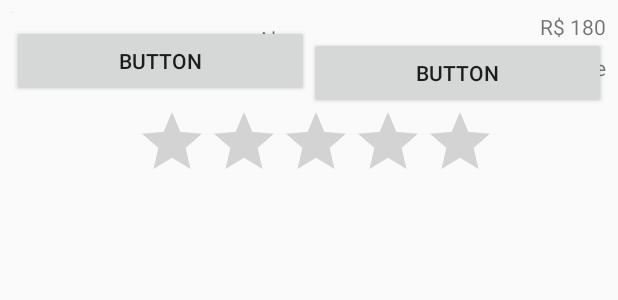
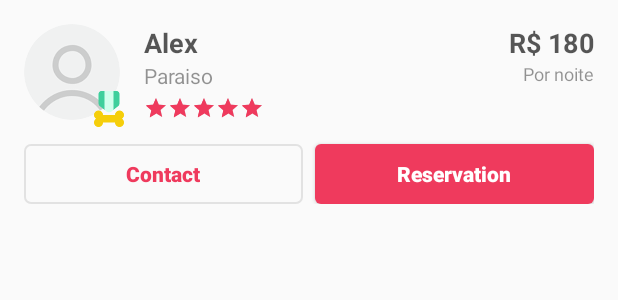
Before and after one commit to uziassantosferreira/DogHero-Challange, an Android app: the layout list_item_hero.xml on its own in the app's theme, with its tools: preview values and no code run, on a phone screen of 412 x 824 dp. Shown: the top 300 px of the screen. Run offline under Robolectric (Android 15) with nearby library versions, the light colour scheme and no system bars.

Commit message:
add layout to item hero, button primary and secondary with dimends

```diff
--- a/app/build.gradle.kts
+++ b/app/build.gradle.kts
@@ -39,6 +39,7 @@ dependencies {
     implementation(Depends.Support.constraintLayout)
     implementation(Depends.Support.recyclerview)
     implementation(Depends.Libs.sectionRecyclerview)
+    implementation(Depends.Libs.circleimageview)
 
     implementation(Depends.Navigation.fragment)
     implementation(Depends.Navigation.ui)
--- /dev/null
+++ b/app/src/main/res/drawable-v21/button_primary.xml
@@ -0,0 +1,11 @@
+<?xml version="1.0" encoding="utf-8"?>
+<ripple xmlns:android="http://schemas.android.com/apk/res/android"
+        android:color="?android:colorControlHighlight">
+    <item>
+        <selector>
+            <item android:state_pressed="true" android:drawable="@drawable/button_shape_primary_pressed"/>
+            <item android:state_focused="true" android:drawable="@drawable/button_shape_primary_pressed"/>
+            <item android:drawable="@drawable/button_shape_primary"/>
+        </selector>
+    </item>
+</ripple>
--- /dev/null
+++ b/app/src/main/res/drawable-v21/button_secondary.xml
@@ -0,0 +1,11 @@
+<?xml version="1.0" encoding="utf-8"?>
+<ripple xmlns:android="http://schemas.android.com/apk/res/android"
+        android:color="?android:colorControlHighlight">
+    <item>
+        <selector>
+            <item android:state_pressed="true" android:drawable="@drawable/button_shape_secondary_pressed"/>
+            <item android:state_focused="true" android:drawable="@drawable/button_shape_secondary_pressed"/>
+            <item android:drawable="@drawable/button_shape_secondary"/>
+        </selector>
+    </item>
+</ripple>
--- /dev/null
+++ b/app/src/main/res/drawable/button_primary.xml
@@ -0,0 +1,7 @@
+<?xml version="1.0" encoding="utf-8"?>
+<selector
+        xmlns:android="http://schemas.android.com/apk/res/android">
+    <item android:state_pressed="true" android:drawable="@drawable/button_shape_primary_pressed"/>
+    <item android:state_focused="true" android:drawable="@drawable/button_shape_primary_pressed"/>
+    <item android:drawable="@drawable/button_shape_primary"/>
+</selector>
--- /dev/null
+++ b/app/src/main/res/drawable/button_secondary.xml
@@ -0,0 +1,7 @@
+<?xml version="1.0" encoding="utf-8"?>
+<selector
+        xmlns:android="http://schemas.android.com/apk/res/android">
+    <item android:state_pressed="true" android:drawable="@drawable/button_shape_secondary_pressed"/>
+    <item android:state_focused="true" android:drawable="@drawable/button_shape_secondary_pressed"/>
+    <item android:drawable="@drawable/button_shape_secondary"/>
+</selector>
--- /dev/null
+++ b/app/src/main/res/drawable/button_shape_primary.xml
@@ -0,0 +1,7 @@
+<?xml version="1.0" encoding="utf-8"?>
+<shape android:shape="rectangle"
+  xmlns:android="http://schemas.android.com/apk/res/android">
+    <solid android:color="@color/transparent" />
+    <stroke android:width="1dp" android:color="@color/black_10" />
+    <corners android:radius="4dp" />
+</shape>
--- /dev/null
+++ b/app/src/main/res/drawable/button_shape_primary_pressed.xml
@@ -0,0 +1,7 @@
+<?xml version="1.0" encoding="utf-8"?>
+<shape android:shape="rectangle"
+  xmlns:android="http://schemas.android.com/apk/res/android">
+    <solid android:color="#cccccccc" />
+    <stroke android:width="1dp" android:color="@color/black_10" />
+    <corners android:radius="4dp" />
+</shape>
--- /dev/null
+++ b/app/src/main/res/drawable/button_shape_secondary.xml
@@ -0,0 +1,6 @@
+<?xml version="1.0" encoding="utf-8"?>
+<shape android:shape="rectangle"
+  xmlns:android="http://schemas.android.com/apk/res/android">
+    <solid android:color="@color/cherry_500" />
+    <corners android:radius="4dp" />
+</shape>
--- /dev/null
+++ b/app/src/main/res/drawable/button_shape_secondary_pressed.xml
@@ -0,0 +1,6 @@
+<?xml version="1.0" encoding="utf-8"?>
+<shape android:shape="rectangle"
+  xmlns:android="http://schemas.android.com/apk/res/android">
+    <solid android:color="@color/cherry_700" />
+    <corners android:radius="4dp" />
+</shape>
--- a/app/src/main/res/drawable/ic_person.xml
+++ /dev/null
@@ -1,9 +0,0 @@
-<vector xmlns:android="http://schemas.android.com/apk/res/android"
-        android:width="24dp"
-        android:height="24dp"
-        android:viewportWidth="24.0"
-        android:viewportHeight="24.0">
-    <path
-        android:fillColor="#FF000000"
-        android:pathData="M4.203 21.5a1 1 0 1 1-1.73-1A10.994 10.994 0 0 1 12 15c3.972 0 7.575 2.124 9.528     5.5a1 1 0 0 1-1.731 1A8.995 8.995 0 0 0 12 17a8.995 8.995 0 0 0-7.797 4.5zM12     14a6 6 0 1 1 0-12 6 6 0 0 1 0 12zm0-2a4 4 0 1 0 0-8 4 4 0 0 0 0 8z"/>
-</vector>
--- a/app/src/main/res/layout/list_header.xml
+++ b/app/src/main/res/layout/list_header.xml
@@ -1,4 +1,4 @@
 <?xml version="1.0" encoding="utf-8"?>
 <TextView xmlns:android="http://schemas.android.com/apk/res/android"
                                              android:layout_width="match_parent"
-                                             android:layout_height="match_parent" />
+                                             android:layout_height="wrap_content" />
--- a/app/src/main/res/layout/list_item_hero.xml
+++ b/app/src/main/res/layout/list_item_hero.xml
@@ -5,65 +5,116 @@
         xmlns:tools="http://schemas.android.com/tools"
         android:orientation="vertical"
         android:layout_width="match_parent"
-		android:layout_height="wrap_content">
+        android:layout_height="wrap_content"
+        android:padding="@dimen/medium_space">
+
+    <de.hdodenhof.circleimageview.CircleImageView
+            android:id="@+id/imageViewUser"
+            android:layout_width="@dimen/image_space"
+            android:layout_height="@dimen/image_space"
+            tools:src="@tools:sample/avatars"
+            android:src="@drawable/ic_person"
+            app:layout_constraintTop_toTopOf="parent"
+            app:layout_constraintStart_toStartOf="parent"/>
+    <TextView
+            style="@style/TextView.Name"
+            android:layout_width="0dp"
+            android:layout_height="wrap_content"
+            android:id="@+id/textViewName"
+            android:layout_marginLeft="@dimen/medium_space"
+            app:layout_constraintTop_toTopOf="@+id/imageViewUser"
+            app:layout_constraintStart_toEndOf="@+id/imageViewUser"
+            tools:text="Alex"
+            app:layout_constraintEnd_toStartOf="@+id/textViewValue"/>
+
+    <TextView
+            style="@style/TextView.Neighborhood"
+            tools:text="Paraiso"
+            android:layout_width="0dp"
+            android:layout_height="wrap_content"
+            android:id="@+id/textViewNeighborhood"
+            app:layout_constraintTop_toBottomOf="@+id/textViewName"
+            app:layout_constraintStart_toStartOf="@+id/textViewName"
+            app:layout_constraintEnd_toStartOf="@+id/textViewPerNight"/>
+
+    <RatingBar
+            style="?android:attr/ratingBarStyleSmall"
+            android:layout_width="wrap_content"
+            android:layout_height="wrap_content"
+            android:id="@+id/ratingBar"
+            app:layout_constraintTop_toBottomOf="@+id/textViewNeighborhood"
+            android:rating="5"
+            android:numStars="5"
+            android:layout_marginTop="@dimen/space_between_buttons"
+            app:layout_constraintEnd_toEndOf="parent"
+            app:layout_constraintHorizontal_bias="0.0"
+            app:layout_constraintStart_toStartOf="@+id/textViewNeighborhood"/>
+    <TextView
+            style="@style/TextView.Price"
+            tools:text="R$ 180"
+            android:layout_width="0dp"
+            android:layout_height="wrap_content"
+            android:id="@+id/textViewValue"
+            app:layout_constraintEnd_toEndOf="parent"
+            app:layout_constraintTop_toTopOf="parent"/>
+
+    <TextView
+            style="@style/TextView.PerNight"
+            android:text="@string/msg_per_night"
+            android:layout_width="0dp"
+            android:layout_height="wrap_content"
+            android:id="@+id/textViewPerNight"
+            app:layout_constraintEnd_toEndOf="parent"
+            app:layout_constraintTop_toBottomOf="@+id/textViewValue"/>
+
+    <Button
+            style="@style/Button.Primary"
+            android:text="@string/msg_contact"
+            android:layout_width="0dp"
+            android:layout_height="wrap_content"
+            android:id="@+id/buttonContact"
+            android:layout_marginTop="@dimen/medium_space"
+            app:layout_constraintTop_toBottomOf="@+id/ratingBar"
+            app:layout_constraintStart_toStartOf="parent"
+            app:layout_constraintHorizontal_bias="0.5"
+            android:layout_marginRight="@dimen/space_between_buttons"
+            android:contentDescription="@string/msg_contact"
+            app:layout_constraintEnd_toStartOf="@+id/buttonReservation"/>
+    <Button
+            android:id="@+id/buttonReservation"
+            style="@style/Button.Secondary"
+            android:text="@string/msg_reservation"
+            android:layout_width="0dp"
+            android:layout_height="wrap_content"
+            android:layout_marginLeft="@dimen/space_between_buttons"
+            android:background="@drawable/button_secondary"
+            app:layout_constraintStart_toEndOf="@+id/buttonContact"
+            app:layout_constraintHorizontal_bias="0.5"
+            app:layout_constraintEnd_toEndOf="parent"
+            android:contentDescription="@string/msg_reservation"
+            app:layout_constraintTop_toTopOf="@+id/buttonContact"/>
 
     <ImageView
-			android:layout_width="wrap_content"
-			android:layout_height="wrap_content" tools:srcCompat="@tools:sample/avatars"
-			android:id="@+id/imageView" android:layout_marginTop="8dp"
-			app:layout_constraintTop_toTopOf="parent" app:layout_constraintStart_toStartOf="parent"
-			android:layout_marginStart="8dp"/>
-	<TextView
+            android:layout_width="@dimen/image_super_hero_space"
+            android:layout_height="@dimen/image_super_hero_space"
+            app:srcCompat="@drawable/host_list_icon_badge"
+            android:contentDescription="@string/msg_per_night"
+            android:id="@+id/imageViewSuperHero"
+            app:layout_constraintTop_toTopOf="@+id/guideline2"
+            app:layout_constraintStart_toStartOf="@+id/guideline4"/>
+
+    <android.support.constraint.Guideline
+            android:layout_width="1dp"
+            android:layout_height="wrap_content"
+            android:id="@+id/guideline2"
+            app:layout_constraintGuide_begin="45dp"
+            android:orientation="horizontal"/>
+
+    <android.support.constraint.Guideline
             android:layout_width="wrap_content"
             android:layout_height="wrap_content"
-			android:id="@+id/textViewName" android:layout_marginTop="8dp"
-			app:layout_constraintTop_toTopOf="@+id/imageView" app:layout_constraintStart_toEndOf="@+id/imageView"
-			android:layout_marginStart="8dp" android:text="Alex" app:layout_constraintEnd_toStartOf="@+id/textViewValue"
-			android:layout_marginEnd="8dp"/>
-	<TextView
-			android:text="Paraiso"
-			android:layout_width="wrap_content"
-			android:layout_height="wrap_content"
-			android:id="@+id/textViewNeighborhood" android:layout_marginTop="8dp"
-			app:layout_constraintTop_toBottomOf="@+id/textViewName"
-			app:layout_constraintStart_toStartOf="@+id/textViewName"
-			android:layout_marginStart="8dp" app:layout_constraintEnd_toStartOf="@+id/textViewDailyPrice"
-			android:layout_marginEnd="8dp"/>
-	<RatingBar
-			android:layout_width="wrap_content"
-			android:layout_height="57dp"
-			android:id="@+id/ratingBar" android:layout_marginTop="8dp"
-			app:layout_constraintTop_toBottomOf="@+id/textViewNeighborhood"
-			app:layout_constraintStart_toEndOf="@+id/imageView" android:layout_marginStart="8dp"
-			app:layout_constraintEnd_toEndOf="parent" android:layout_marginEnd="8dp"/>
-	<TextView
-			android:text="R$ 180"
-			android:layout_width="wrap_content"
-			android:layout_height="wrap_content"
-			android:id="@+id/textViewValue" app:layout_constraintEnd_toEndOf="parent" android:layout_marginEnd="8dp"
-			android:layout_marginTop="8dp" app:layout_constraintTop_toTopOf="parent"/>
-	<TextView
-			android:text="por noite"
-			android:layout_width="wrap_content"
-			android:layout_height="wrap_content"
-			android:id="@+id/textViewDailyPrice" app:layout_constraintEnd_toEndOf="parent"
-			android:layout_marginEnd="8dp"
-			android:layout_marginTop="8dp" app:layout_constraintTop_toBottomOf="@+id/textViewValue"/>
-	<Button
-			android:text="Button"
-			android:layout_width="0dp"
-			android:layout_height="wrap_content"
-			android:id="@+id/button" android:layout_marginTop="8dp"
-			app:layout_constraintTop_toBottomOf="@+id/imageView" app:layout_constraintStart_toStartOf="parent"
-			android:layout_marginStart="8dp" app:layout_constraintHorizontal_bias="0.5"
-			app:layout_constraintEnd_toStartOf="@+id/button3"/>
-	<Button
-			android:text="Button"
-			android:layout_width="0dp"
-			android:layout_height="wrap_content"
-			android:id="@+id/button3"
-			app:layout_constraintStart_toEndOf="@+id/button"
-			app:layout_constraintHorizontal_bias="0.5" app:layout_constraintEnd_toEndOf="parent"
-			android:layout_marginEnd="8dp" android:layout_marginTop="8dp"
-			app:layout_constraintTop_toTopOf="@+id/button"/>
+            android:id="@+id/guideline4"
+            app:layout_constraintGuide_begin="45dp"
+            android:orientation="vertical"/>
+
 </android.support.constraint.ConstraintLayout>
--- a/app/src/main/res/values/colors.xml
+++ b/app/src/main/res/values/colors.xml
@@ -11,4 +11,11 @@
 
     <color name="cherry_500">#ffef3a5d</color>
 	<color name="cherry_700">#ffc4304d</color>
+    <color name="cherry_100">#fff9b7c4</color>
+
+    <color name="black_10">#19000000</color>
+    <color name="black_42">#6b000000</color>
+    <color name="black_66">#a8000000</color>
+
+    <color name="transparent">#00ffffff</color>
 </resources>
--- a/app/src/main/res/values/dimens.xml
+++ b/app/src/main/res/values/dimens.xml
@@ -1,4 +1,15 @@
 <?xml version="1.0" encoding="utf-8"?>
 <resources>
 	<dimen name="toolbar_elevation">4dp</dimen>
+	<dimen name="button_text_size">14sp</dimen>
+	<dimen name="button_min_height">40dp</dimen>
+	<dimen name="space_between_buttons">4dp</dimen>
+	<dimen name="medium_space">16dp</dimen>
+
+	<dimen name="image_space">64dp</dimen>
+	<dimen name="image_super_hero_space">24dp</dimen>
+
+	<dimen name="my_heroes_text_small">12sp</dimen>
+	<dimen name="my_heroes_text_big">18sp</dimen>
+	<dimen name="my_heroes_text_medium">14sp</dimen>
 </resources>
--- a/app/src/main/res/values/strings.xml
+++ b/app/src/main/res/values/strings.xml
@@ -10,4 +10,9 @@
     <string name="msg_my_heroes_empty">You have not made a lodging yet nor favored a host</string>
 	<string name="title_heroes_recents">Recents</string>
     <string name="title_heroes_favorites">Favorites</string>
+
+    <string name="msg_reservation">Reservation</string>
+    <string name="msg_contact">Contact</string>
+    <string name="msg_per_night">Por noite</string>
+    <string name="msg_super_hero">This user is super hero</string>
 </resources>
--- a/app/src/main/res/values/styles.xml
+++ b/app/src/main/res/values/styles.xml
@@ -9,8 +9,47 @@
 
     </style>
 
-	<style name="DogHeroToolbar" >
+	<style name="DogHeroToolbar">
 		<item name="android:background">@android:color/white</item>
 	</style>
 
+	<style name="Button">
+		<item name="android:textStyle">bold</item>
+		<item name="android:textSize">@dimen/button_text_size</item>
+		<item name="android:minHeight">@dimen/button_min_height</item>
+		<item name="android:textAllCaps">false</item>
+	</style>
+
+	<style name="Button.Primary">
+		<item name="android:textColor">@color/cherry_500</item>
+		<item name="android:background">@drawable/button_primary</item>
+	</style>
+
+	<style name="Button.Secondary">
+		<item name="android:textColor">@android:color/white</item>
+		<item name="android:background">@drawable/button_secondary</item>
+	</style>
+
+    <style name="TextView" />
+
+    <style name="TextView.PerNight">
+        <item name="android:textSize">@dimen/my_heroes_text_small</item>
+        <item name="android:textColor">@color/black_42</item>
+    </style>
+
+
+    <style name="TextView.Price">
+        <item name="android:textSize">@dimen/my_heroes_text_big</item>
+        <item name="android:textColor">@color/black_66</item>
+        <item name="android:textStyle">bold</item>
+    </style>
+
+    <style name="TextView.Name" parent="TextView.Price" />
+
+    <style name="TextView.Neighborhood">
+        <item name="android:textSize">@dimen/my_heroes_text_medium</item>
+        <item name="android:textColor">@color/black_42</item>
+        <item name="android:textStyle">normal</item>
+    </style>
+
 </resources>
--- a/buildSrc/src/main/kotlin/Depends.kt
+++ b/buildSrc/src/main/kotlin/Depends.kt
@@ -14,6 +14,7 @@ object Depends {
 
     object Libs {
         const val sectionRecyclerview = "io.github.luizgrp.sectionedrecyclerviewadapter:sectionedrecyclerviewadapter:${Versions.sectionedRecyclerview}"
+        const val circleimageview = "de.hdodenhof:circleimageview:${Versions.circleimageview}"
     }
 
     object Navigation {
--- a/buildSrc/src/main/kotlin/Versions.kt
+++ b/buildSrc/src/main/kotlin/Versions.kt
@@ -12,4 +12,5 @@ object Versions {
     const val navigationVersion = "1.0.0-alpha06"
     const val constraintLayout = "1.1.2"
     const val sectionedRecyclerview = "1.2.0"
+    const val circleimageview = "2.2.0"
 }
```
Also changed, not shown: app/src/main/res/drawable/host_list_icon_badge.png (added), app/src/main/res/drawable/ic_person.png (added). Lines whose indentation alone changed are shown as unchanged.
